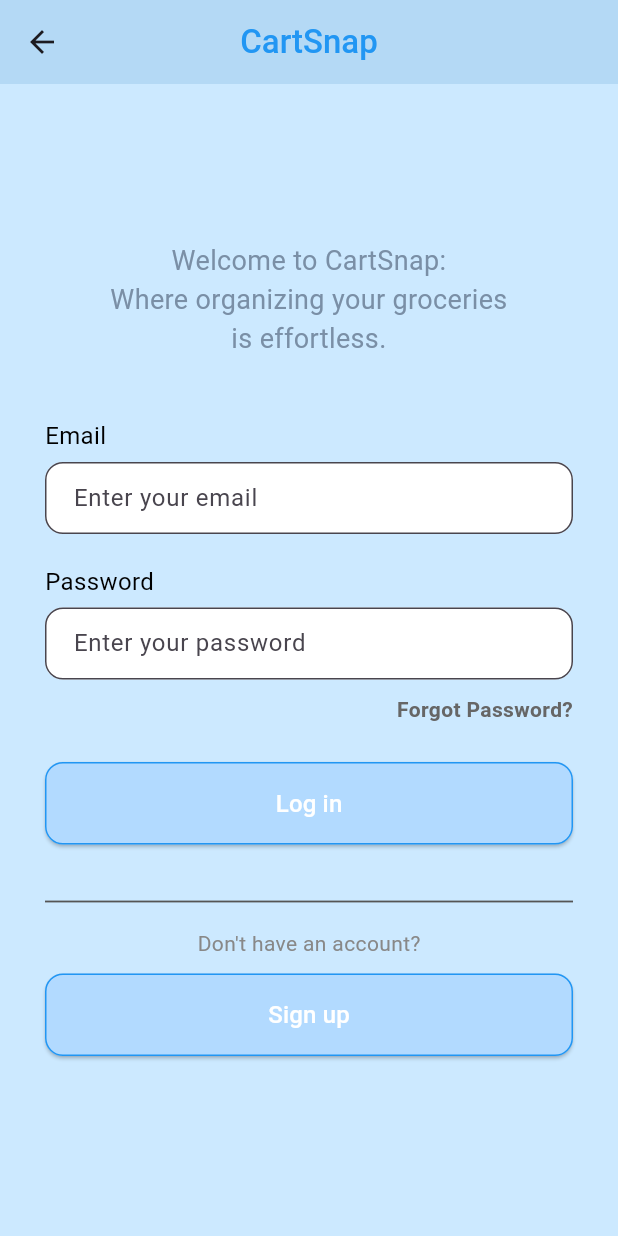
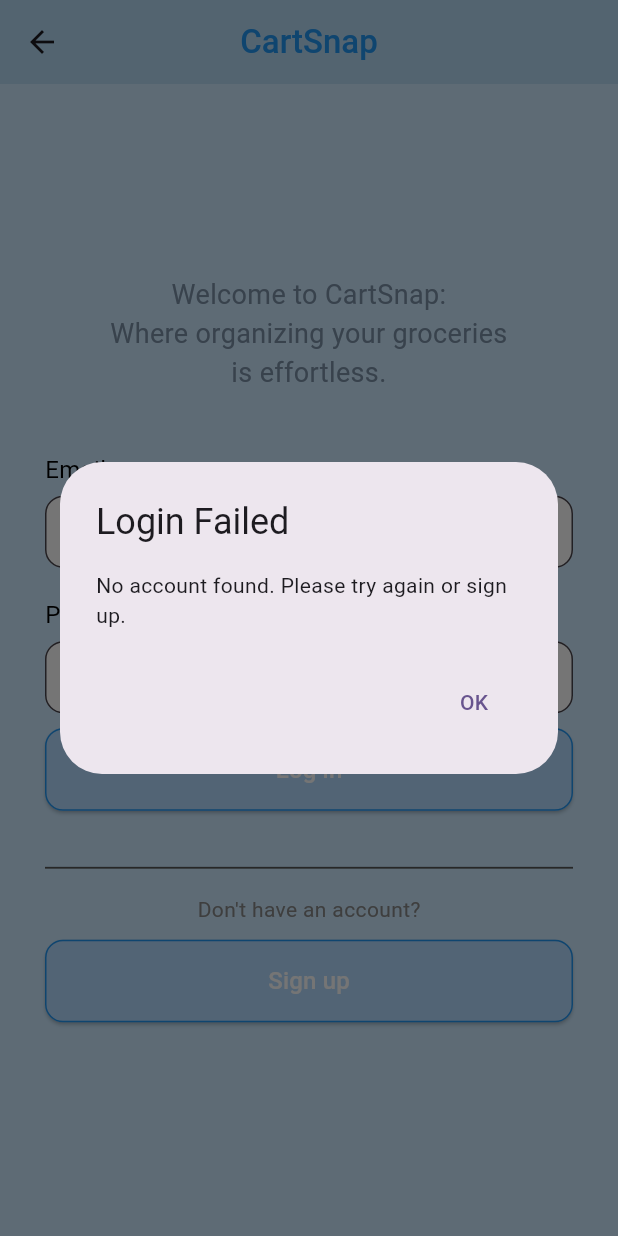
Before and after one commit to Shehryyy/AppDev2Project, a Flutter app: the LoginScreen screen opened directly, after a tap on "Log in", on a phone screen of 412 x 824 dp. Run offline on Flutter 3.47's test engine with Material 3 defaults, Android fonts, the phone set to English and light mode, and no system bars; our stand-ins replace sqflite; missing offline and left inert: project; accounts and stored records are empty.

Commit message:
Update LoginPage.dart

```diff
--- a/appdevproject/lib/LoginPage.dart
+++ b/appdevproject/lib/LoginPage.dart
@@ -1,8 +1,6 @@
 import 'package:flutter/material.dart';
-import 'package:appdevproject/HomePage.dart';
-import 'package:appdevproject/SQLite/sqlite.dart';
-
 import 'HomePage.dart';
+import 'package:project/SQLite/sqlite.dart';
 import 'JsonModels/users.dart';
 import 'SQLite/sqlite.dart';
 import 'SignUp.dart';
@@ -12,7 +10,6 @@
 }
 
 class CartSnapApp extends StatelessWidget {
-
   const CartSnapApp({super.key});
 
   @override
@@ -35,9 +32,7 @@
 class _LoginScreenState extends State<LoginScreen> {
   final TextEditingController _emailController = TextEditingController();
   final TextEditingController _passwordController = TextEditingController();
-  bool isLoginTrue = false;
 
-  //Global Key
   final formKey = GlobalKey<FormState>();
 
   @override
@@ -45,27 +40,40 @@
     final db = DatabaseHelper.instance;
 
     login() async {
-      int? userId = await db.login(Users(
+      int? userId = await db.login(
+        Users(
           email: _emailController.text,
-          userPassword: _passwordController.text
-      ));
+          userPassword: _passwordController.text,
+        ),
+      );
 
-      if (userId != null) { // If user exists in DB
+      if (userId != null) {
         Navigator.push(
           context,
           MaterialPageRoute(builder: (context) => AddItemPage(userId: userId)),
         );
       } else {
-        setState(() {
-          isLoginTrue = true;
-        });
+        // Show popup dialog
+        showDialog(
+          context: context,
+          builder: (context) => AlertDialog(
+            title: const Text("Login Failed"),
+            content: const Text("No account found. Please try again or sign up."),
+            actions: [
+              TextButton(
+                onPressed: () => Navigator.pop(context),
+                child: const Text("OK"),
+              ),
+            ],
+          ),
+        );
       }
     }
 
     return Scaffold(
-      backgroundColor: const Color(0xFFCCE9FF), // Light background
+      backgroundColor: const Color(0xFFCCE9FF),
       appBar: AppBar(
-        backgroundColor: const Color(0xFFB4D9F5), // Slightly darker blue
+        backgroundColor: const Color(0xFFB4D9F5),
         elevation: 0,
         centerTitle: true,
         title: const Text(
@@ -139,25 +147,6 @@
                       ),
                     ),
                     const SizedBox(height: 10),
-                    Align(
-                      alignment: Alignment.centerRight,
-                      child: GestureDetector(
-                        onTap: () {
-                          Navigator.push(
-                            context,
-                            MaterialPageRoute(builder: (context) => const ForgotPasswordPage()),
-                          );
-                        },
-                        child: const Text(
-                          'Forgot Password?',
-                          style: TextStyle(
-                            color: Color(0xFF666666),
-                            fontWeight: FontWeight.bold,
-                          ),
-                        ),
-                      ),
-                    ),
-                    const SizedBox(height: 25),
                     SizedBox(
                       width: double.infinity,
                       child: ElevatedButton(
@@ -174,7 +163,7 @@
                           ),
                           padding: const EdgeInsets.symmetric(vertical: 16),
                         ),
-                        child:  Text(
+                        child: const Text(
                           'Log in',
                           style: TextStyle(
                             color: Colors.white,
@@ -184,12 +173,10 @@
                       ),
                     ),
                     const SizedBox(height: 30),
-
                     const Divider(
                       color: Color(0xFF555555),
                       thickness: 1.2,
                     ),
-
                     const SizedBox(height: 10),
                     const Text(
                       "Don't have an account?",
@@ -233,41 +220,3 @@
     );
   }
 }
-
-// PLACEHOLDER PAGES
-
-class ForgotPasswordPage extends StatelessWidget {
-  const ForgotPasswordPage({super.key});
-
-  @override
-  Widget build(BuildContext context) {
-    return Scaffold(
-      appBar: AppBar(title: const Text("Forgot Password")),
-      body: const Center(child: Text("This is the Forgot Password page")),
-    );
-  }
-}
-
-/*class SignUpPage extends StatelessWidget {
-  const SignUpPage({super.key});
-
-  @override
-  Widget build(BuildContext context) {
-    return Scaffold(
-      appBar: AppBar(title: const Text("Sign Up")),
-      body: const Center(child: Text("This is the Sign Up page")),
-    );
-  }
-}*/
-
-/*class HomePage extends StatelessWidget {
-  const HomePage({super.key});
-
-  @override
-  Widget build(BuildContext context) {
-    return Scaffold(
-      appBar: AppBar(title: const Text("Home")),
-      body: const Center(child: Text("Welcome to the CartSnap Home Page")),
-    );
-  }
-}*/
```
